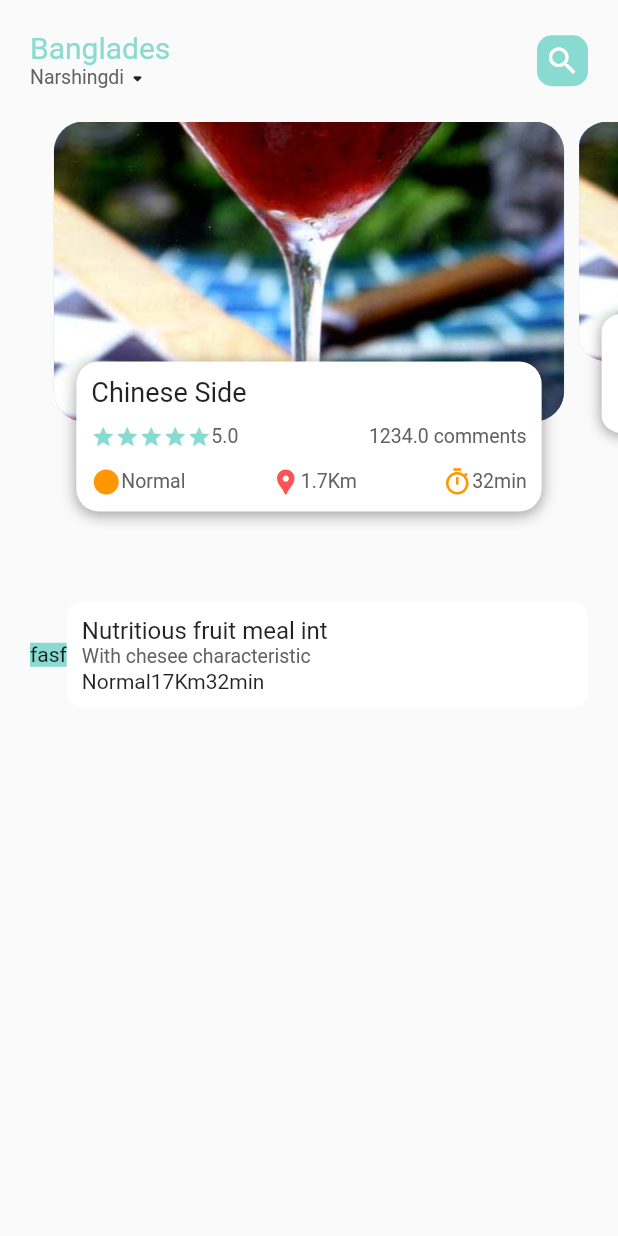
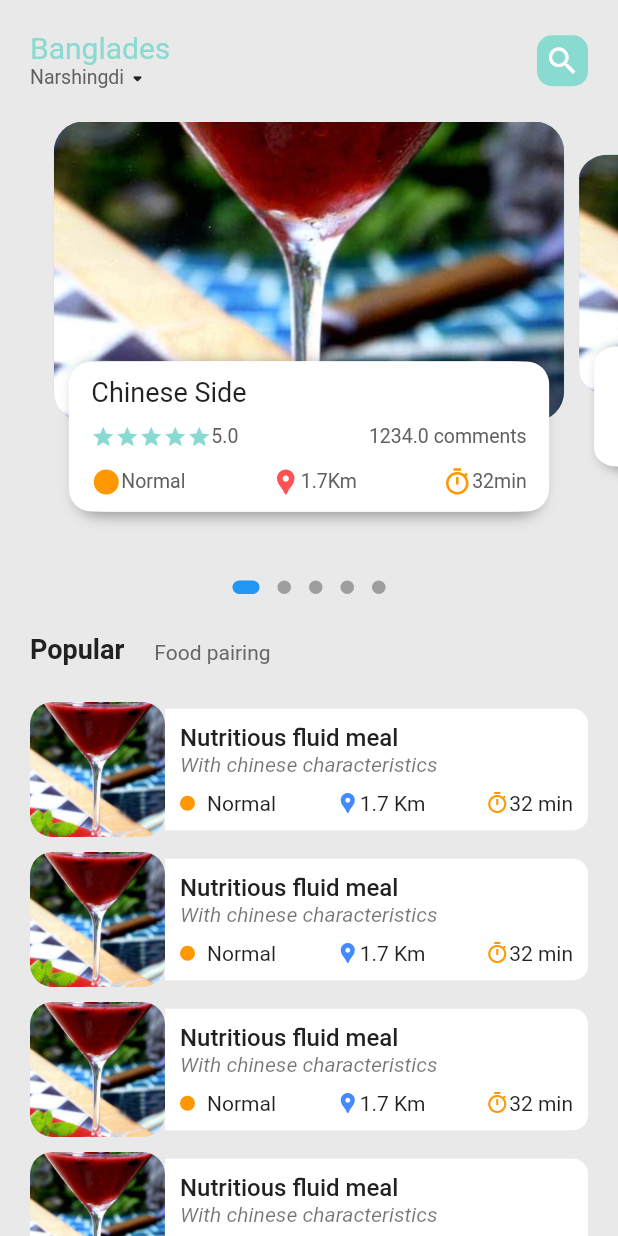
Before and after one commit to bsdaoquang/food-delivery, a Flutter app: the HomeFoodPage screen opened directly, on a phone screen of 412 x 824 dp. Run offline on Flutter 3.47's test engine with Material 2 defaults, Android fonts, the phone set to English and light mode, and no system bars; drawn by our look-alikes of dots_indicator.

Commit message:
food detail

```diff
--- /dev/null
+++ b/lib/food_detail/food_popular_detail.dart
@@ -0,0 +1,31 @@
+import 'package:flutter/material.dart';
+import 'package:flutter_learning/widgets/tab_bar_icon.dart';
+
+class FoodPopularDetail extends StatelessWidget {
+  const FoodPopularDetail({Key? key}) : super(key: key);
+
+  @override
+  Widget build(BuildContext context) {
+    return Scaffold(
+      body: Stack(
+        children: [
+          Positioned(
+
+              child: Container(
+                height: 400,
+                child: Image.asset('assets/images/food1.jpg', height: 400, fit: BoxFit.cover, width: MediaQuery.of(context).size.width,)),
+              ) ,
+          Positioned(
+            top: 20,
+            left: 20,
+            right: 20,
+            child: Row(
+              children: const [
+                TabBarIcon(icon: Icons.arrow_back_ios_new)
+              ],
+            ),)
+        ],
+      ),
+    );
+  }
+}
--- a/lib/home/food_page_body.dart
+++ b/lib/home/food_page_body.dart
@@ -1,3 +1,4 @@
+import 'package:dots_indicator/dots_indicator.dart';
 import 'package:flutter/material.dart';
 import 'package:flutter_learning/constants/app_colors.dart';
 import 'package:flutter_learning/home/food_card_content.dart';
@@ -14,6 +15,7 @@ class _FoodPageBodyState extends State<FoodPageBody> {
   PageController pageController = PageController(viewportFraction: 0.85);
   var _currPageValue = 0.0;
   double _scaleFactor = 0.8;
+  double _height = 220;
 
   //khởi tạo giá trị
   //Lấy giá trị màn hình hiện tại
@@ -35,25 +37,48 @@ class _FoodPageBodyState extends State<FoodPageBody> {
 
   @override
   Widget build(BuildContext) {
-    return Container(
-      height: 300,
-      child: PageView.builder(controller: pageController, itemCount: 5, itemBuilder: (context, position){
-        return _buildPageItem(position);
-      }),
+    return Column(
+      children: [
+        Container(
+          height: 300,
+          child: PageView.builder(controller: pageController, itemCount: 5, itemBuilder: (context, position){
+            return _buildPageItem(position);
+          }),
+        ),
+    new DotsIndicator(
+    dotsCount: 5,
+    position: _currPageValue,
+    decorator: DotsDecorator(
+    size: const Size.square(9.0),
+    activeSize: const Size(18.0, 9.0),
+    activeShape: RoundedRectangleBorder(borderRadius: BorderRadius.circular(5.0)),
+    ),
+    )
+      ],
     );
   }
 
   Widget _buildPageItem (int index){
 
-    //chưa biết dùng để làm gì
+    //Phần này dùng để tạo hiệu ứng animation và chuyển động khi thay đổi màn hình
+    //và co nhỏ màn hình 2 bên
     Matrix4 matrix = new Matrix4.identity();
 
     if(index == _currPageValue.floor()){
       var currScale = 1 - (_currPageValue - index) * (1 - _scaleFactor);
-      matrix = Matrix4.diagonal3Values(1, currScale, 1);
+      var currTrans = _height * (1 - currScale)/2;
+      matrix = Matrix4.diagonal3Values(1, currScale, 1)..setTranslationRaw(0, currTrans, 0);
     }else if(index == _currPageValue.floor() + 1){
       var currScale = _scaleFactor + (_currPageValue - index + 1) * (1 - _scaleFactor);
-      matrix = Matrix4.diagonal3Values(1, currScale, 1);
+      var currTrans = _height * (1 - currScale)/2;
+      matrix = Matrix4.diagonal3Values(1, currScale, 1)..setTranslationRaw(0, currTrans, 0);
+    }else if(index == _currPageValue.floor() - 1){
+      var currScale = 1 - (_currPageValue - index) * (1 - _scaleFactor);
+      var currTrans = _height * (1 - currScale)/2;
+      matrix = Matrix4.diagonal3Values(1, currScale, 1)..setTranslationRaw(0, currTrans, 0);
+    }else{
+      var currScale = 0.8;
+      matrix = Matrix4.diagonal3Values(1, currScale, 1)..setTranslationRaw(1, _height * (1 - _scaleFactor) / 2, 1);
     }
 
     return Transform(
@@ -86,6 +111,16 @@ class _FoodPageBodyState extends State<FoodPageBody> {
                   color: Colors.black38,
                   blurRadius: 8,
                   offset: Offset(0, 2)
+                ),
+
+                //Phần offset này giúp loại bỏ cạnh bên
+                BoxShadow(
+                  color: Colors.white,
+                  offset: Offset(-5, 0)
+                ),
+                BoxShadow(
+                  color: Colors.white,
+                  offset: Offset(5, 0)
                 )
               ]
             ),
--- a/lib/home/home_food_page.dart
+++ b/lib/home/home_food_page.dart
@@ -1,9 +1,9 @@
-import 'dart:ffi';
-
 import 'package:flutter/material.dart';
 import 'package:flutter_learning/constants/app_colors.dart';
 import 'package:flutter_learning/home/food_page_body.dart';
 import 'package:flutter_learning/widgets/desc_text.dart';
+import 'package:flutter_learning/widgets/food-list-item.dart';
+import 'package:flutter_learning/widgets/title_bar.dart';
 import 'package:flutter_learning/widgets/title_text.dart';
 class HomeFoodPage extends StatefulWidget {
   const HomeFoodPage({Key? key}) : super(key: key);
@@ -16,7 +16,11 @@ class _HomeFoodPageState extends State<HomeFoodPage> {
   @override
   Widget build(BuildContext context) {
     return Scaffold(
-      body: Column(
+      body: Container(
+        color: const Color(0xffe9e9e9),
+        child: SingleChildScrollView(
+
+          child: Column(
             children: [
               Container(
                 padding: const EdgeInsets.all(20),
@@ -45,52 +49,24 @@ class _HomeFoodPageState extends State<HomeFoodPage> {
                   )
                 ],),
               ),
-
+              const FoodPageBody(),
+              const SizedBox(height: 20,),
+              TitleBar(title: 'Popular', desc: 'Food pairing'),
+              const SizedBox(height: 20,),
               Container(
-            child:  FoodPageBody(),
-          ),
-
-          Container(
-            padding: const EdgeInsets.all(20),
-            child: Column(children: [
-              Row(
-                children: [
-                  Container(
-                    child: Text('fasf'),
-                    decoration: BoxDecoration(
-                      color: AppColors.mainColor,
-
+                height: 500,
+                child: ListView.builder(
+                    physics: const NeverScrollableScrollPhysics(),
+                    itemCount: 5,
+                    itemBuilder: (context, index){
+                  return Container(
+                    child: const FoodListItem(title: 'Nutritious fluid meal', desc: 'With chinese characteristics', rate: 'Normal', distance: '1.7 Km', time: '32 min',),
+                  );
+                }),
+              )
+            ],
           ),
         ),
-
-                  Expanded(
-                    child: Container(
-                      decoration: BoxDecoration(
-                        color: Colors.white,
-                        borderRadius: BorderRadius.circular(10),
-                      ),
-                      padding: EdgeInsets.all(10),
-                      child: Column(
-                        crossAxisAlignment: CrossAxisAlignment.start,
-                        children: [
-                        TitleText(text: 'Nutritious fruit meal int',),
-                        DescText(text: 'With chesee characteristic'),
-                        Row(
-
-                          children: [
-                            Text('Normal'),
-                            Text('17Km'),
-                            Text('32min')
-                          ],
-                        )
-                      ],),
-                    ),
-                  )
-                ],
-              )
-            ],),
-          )
-        ],
       ),
     );
   }
--- a/lib/main.dart
+++ b/lib/main.dart
@@ -1,5 +1,6 @@
 import 'package:flutter/material.dart';
 import 'package:flutter/services.dart';
+import 'package:flutter_learning/food_detail/food_popular_detail.dart';
 
 import 'home/home_food_page.dart';
 
@@ -20,7 +21,7 @@ class MyApp extends StatelessWidget {
 
         primarySwatch: Colors.blue,
       ),
-      home: HomeFoodPage(),
+      home: FoodPopularDetail(),
     );
   }
 }
--- /dev/null
+++ b/lib/widgets/food-list-item.dart
@@ -0,0 +1,81 @@
+
+import 'package:flutter/material.dart';
+
+class FoodListItem extends StatelessWidget {
+
+  final String title;
+  final String desc;
+  final String rate;
+  final String distance;
+  final String  time;
+
+  const FoodListItem({Key? key, required this.title, required this.desc, required this.rate, required this.distance, required this.time}) : super(key: key);
+
+  @override
+  Widget build(BuildContext context) {
+    return Container(
+      padding: const EdgeInsets.symmetric(horizontal: 20, vertical: 5),
+      child: Row(
+        children: [
+          Container(
+            width: 90,
+            height: 90,
+            decoration: BoxDecoration(
+              borderRadius: BorderRadius.circular(15),
+              image: const DecorationImage(image: AssetImage('assets/images/food1.jpg'), fit: BoxFit.cover),
+            ),
+          ),
+          Expanded(
+            child: Container(
+              padding: const EdgeInsets.all(10),
+              decoration: const BoxDecoration(
+                color: Colors.white,
+                borderRadius: BorderRadius.only(topRight: Radius.circular(10), bottomRight: Radius.circular(10))
+              ),
+              child: Column(
+                crossAxisAlignment: CrossAxisAlignment.start,
+                children: [
+                   Text(title, style: const TextStyle(fontSize: 16, fontWeight: FontWeight.w500, color: Color(0xff212121), overflow: TextOverflow.ellipsis),),
+                   Text(desc, style: const TextStyle(color: Colors.black54, fontStyle: FontStyle.italic),),
+                  const SizedBox(height: 10,),
+                  Row(
+                    mainAxisAlignment: MainAxisAlignment.spaceBetween,
+                    children: [
+                      Wrap(
+                        crossAxisAlignment: WrapCrossAlignment.center,
+                        children: [
+                          Container(
+                            margin: const EdgeInsets.only(right: 8),
+                            width: 10,
+                            height: 10,
+                            decoration: BoxDecoration(
+                                borderRadius: BorderRadius.circular(10),
+                              color: Colors.orange,
+                            ),
+                          ),
+                          Text(rate)
+                        ],
+                      ),
+                      Wrap(
+                        crossAxisAlignment: WrapCrossAlignment.center,
+                        children:  [
+                         const Icon(Icons.location_pin, color: Colors.blueAccent, size: 16,),
+                        Text(distance)
+                      ],),
+                      Wrap(
+                        crossAxisAlignment: WrapCrossAlignment.center,
+                        children: [
+                          const Icon(Icons.timer_outlined, color: Colors.orange, size: 16,),
+                          Text(time)
+                        ],
+                      )
+                  ],)
+                ],
+              )
+            ),
+          )
+        ],
+      ),
+    );
+  }
+}
--- /dev/null
+++ b/lib/widgets/tab_bar_icon.dart
@@ -0,0 +1,21 @@
+import 'package:flutter/material.dart';
+
+class TabBarIcon extends StatelessWidget {
+
+  final icon;
+  final Color backgroundColor;
+  final Color iconColor;
+  const TabBarIcon({Key? key, required this.icon, this.backgroundColor = Colors.white70, this.iconColor = Colors.black45}) : super(key: key);
+
+  @override
+  Widget build(BuildContext context) {
+    return Container(
+      padding: const EdgeInsets.all(5),
+      decoration: BoxDecoration(
+        color: backgroundColor,
+        borderRadius: BorderRadius.circular(15)
+      ),
+      child: Icon(icon, color: iconColor, size: 18,),
+    );
+  }
+}
--- /dev/null
+++ b/lib/widgets/title_bar.dart
@@ -0,0 +1,24 @@
+import 'package:flutter/material.dart';
+
+class TitleBar extends StatelessWidget {
+
+  final String title;
+  String desc;
+
+  TitleBar({Key? key, required this.title, required this.desc}) : super(key: key);
+
+  @override
+  Widget build(BuildContext context) {
+    return Container(
+      padding: const EdgeInsets.symmetric(horizontal: 20),
+      child: Row(
+        crossAxisAlignment: CrossAxisAlignment.end,
+        children: [
+          Text(title, style: const TextStyle(fontSize: 18, fontWeight: FontWeight.w700, color: Color(0xff212121)),),
+          const SizedBox(width: 20,),
+          Text(desc, style: const TextStyle(fontSize: 14, color: Color(0xff676767)),)
+        ],
+      ),
+    );
+  }
+}
--- a/pubspec.yaml
+++ b/pubspec.yaml
@@ -36,6 +36,7 @@ dependencies:
   # The following adds the Cupertino Icons font to your application.
   # Use with the CupertinoIcons class for iOS style icons.
   cupertino_icons: ^1.0.2
+  dots_indicator: ^2.1.0
 
 dev_dependencies:
   flutter_test:
@@ -47,6 +48,7 @@ dev_dependencies:
   # package. See that file for information about deactivating specific lint
   # rules and activating additional ones.
   flutter_lints: ^2.0.0
+
 
 # For information on the generic Dart part of this file, see the
 # following page: https://dart.dev/tools/pub/pubspec
```
Also changed, not shown: pubspec.lock. Lines whose indentation alone changed are shown as unchanged.
